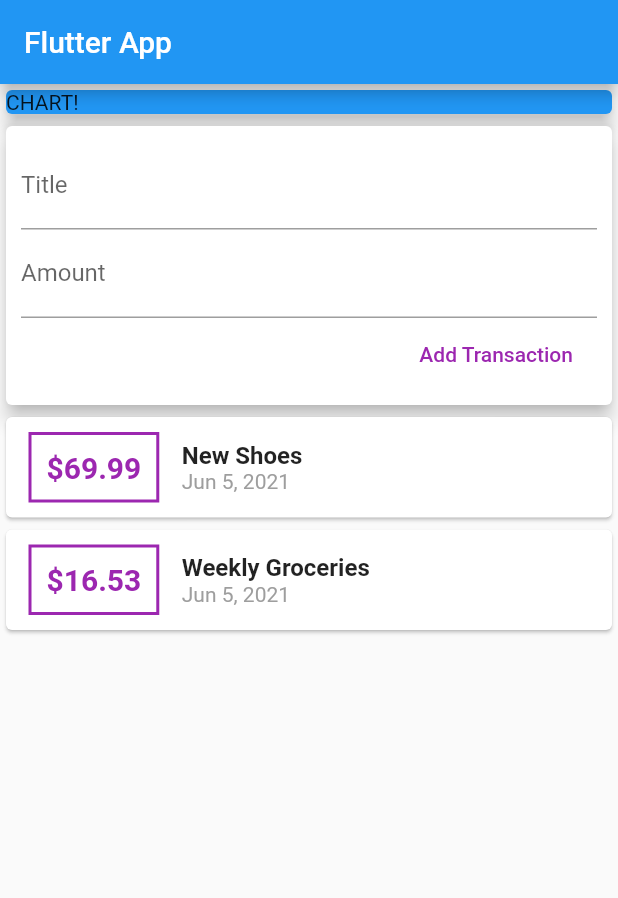
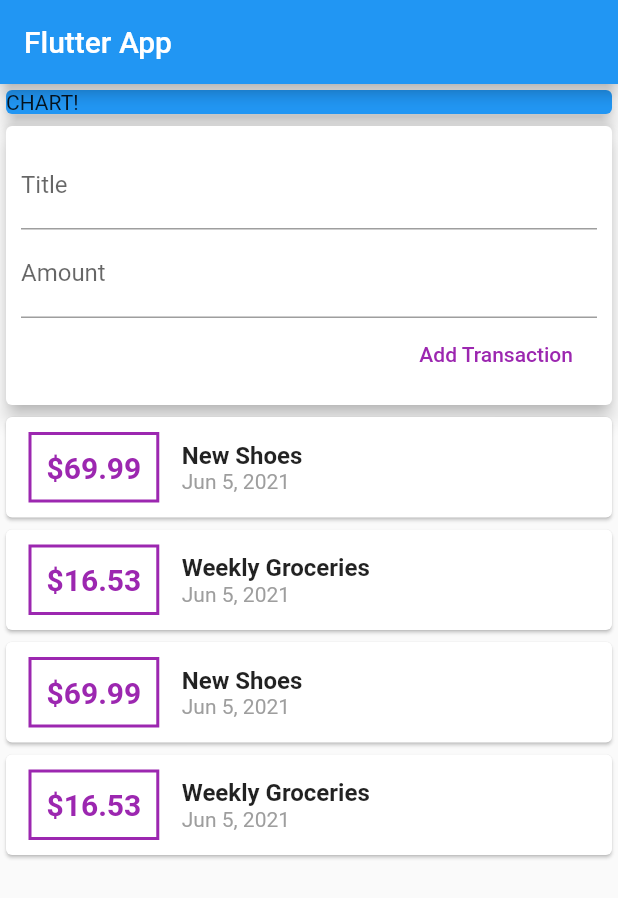
Before and after one commit to paulrsmithjnr/flutter_practice, a Flutter app: the screen it shows after launch, on a phone screen of 412 x 824 dp. Shown: the top 898 px of the screen. Run offline on Flutter 3.47's test engine with Material 2 defaults, Android fonts, the phone set to English and light mode, and no system bars.

Commit message:
Added list view builder to UI

```diff
--- a/expense_app/lib/widgets/transaction_list.dart
+++ b/expense_app/lib/widgets/transaction_list.dart
@@ -12,8 +12,8 @@ class TransactionList extends StatelessWidget {
   Widget build(BuildContext context) {
     return Container(
       height: 300,
-      child: ListView(
-        children: transactions.map((transaction) {
+      child: ListView.builder(
+        itemBuilder: (ctx, index) {
           return Card(
             child: Row(
               children: [
@@ -30,7 +30,7 @@ class TransactionList extends StatelessWidget {
                   ),
                   padding: EdgeInsets.all(10),
                   child: Text(
-                    '\$${transaction.amount}',
+                    '\$${transactions[index].amount}',
                     style: TextStyle(
                       fontWeight: FontWeight.bold,
                       fontSize: 20,
@@ -42,13 +42,13 @@ class TransactionList extends StatelessWidget {
                   crossAxisAlignment: CrossAxisAlignment.start,
                   children: [
                     Text(
-                      transaction.title,
+                      transactions[index].title,
                       style: TextStyle(
                         fontWeight: FontWeight.bold,
                         fontSize: 16,
                       ),
                     ),
-                    Text(DateFormat.yMMMd().format(transaction.date),
+                    Text(DateFormat.yMMMd().format(transactions[index].date),
                         style: TextStyle(
                           color: Colors.grey,
                         )),
@@ -57,7 +57,8 @@ class TransactionList extends StatelessWidget {
               ],
             ),
           );
-        }).toList(),
+        },
+        itemCount: transactions.length,
       ),
     );
   }
--- a/expense_app/lib/widgets/user_transactions.dart
+++ b/expense_app/lib/widgets/user_transactions.dart
@@ -11,6 +11,30 @@ class UserTransactions extends StatefulWidget {
 
 class _UserTransactionsState extends State<UserTransactions> {
   final List<Transaction> _userTransactions = [
+    Transaction(
+      id: 't1',
+      title: 'New Shoes',
+      amount: 69.99,
+      date: DateTime.now(),
+    ),
+    Transaction(
+      id: 't2',
+      title: 'Weekly Groceries',
+      amount: 16.53,
+      date: DateTime.now(),
+    ),
+    Transaction(
+      id: 't1',
+      title: 'New Shoes',
+      amount: 69.99,
+      date: DateTime.now(),
+    ),
+    Transaction(
+      id: 't2',
+      title: 'Weekly Groceries',
+      amount: 16.53,
+      date: DateTime.now(),
+    ),
     Transaction(
       id: 't1',
       title: 'New Shoes',
```
